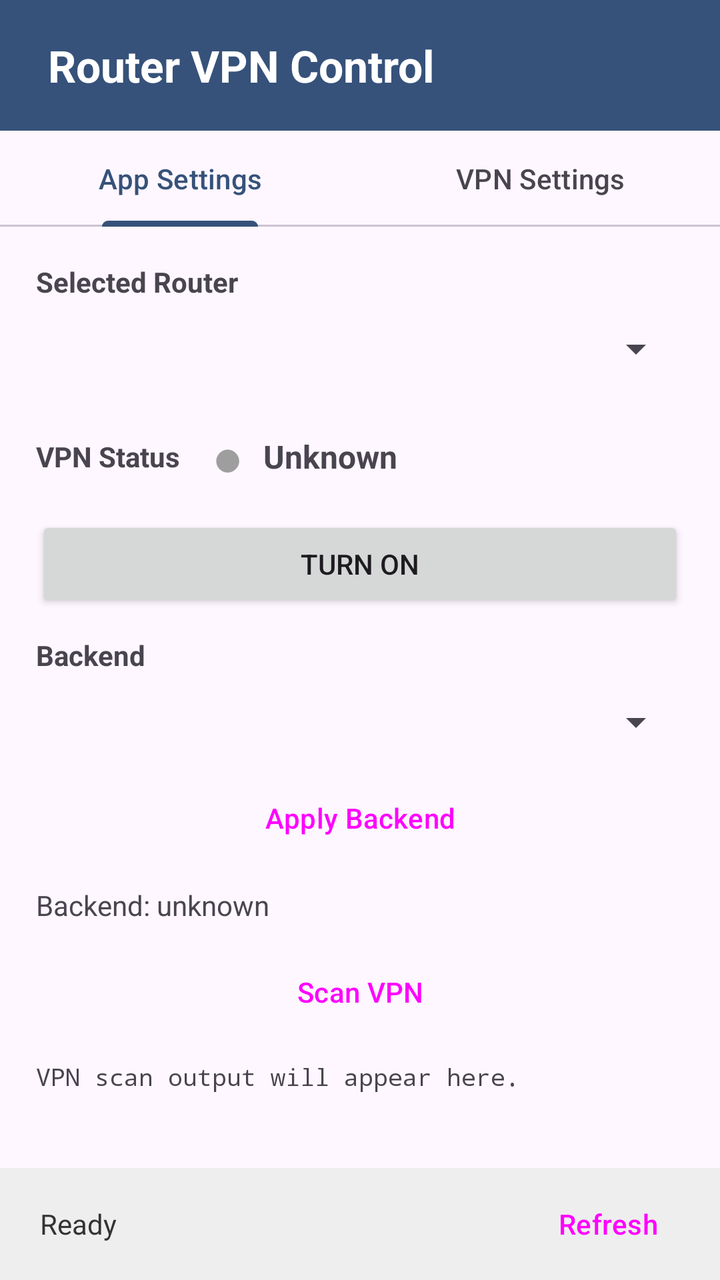
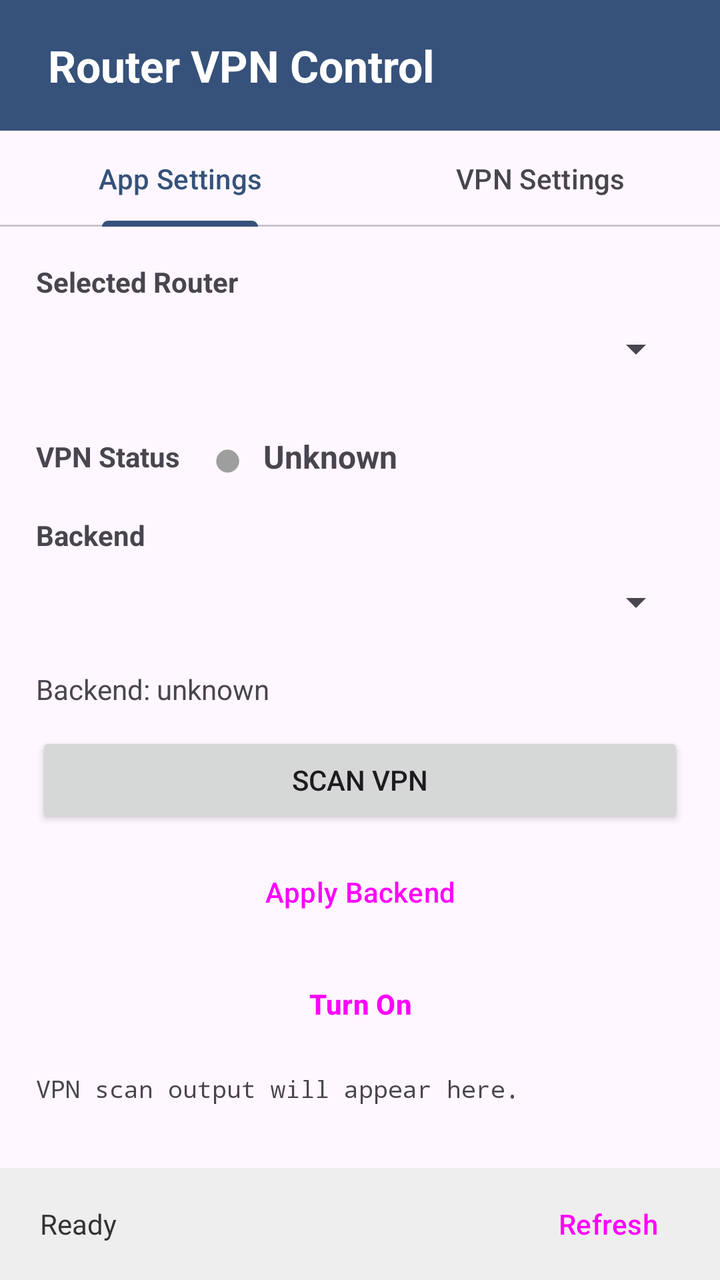

Screens rendered from an Android XML layout before and after an edit, with the pre-edit source and the edit as a unified diff.
<!-- AndroidManifest.xml: application theme Theme.RouterVpnControl -->
<!-- res/layout/activity_main.xml -->
<?xml version="1.0" encoding="utf-8"?>
<LinearLayout xmlns:android="http://schemas.android.com/apk/res/android"
    xmlns:app="http://schemas.android.com/apk/res-auto"
    android:layout_width="match_parent"
    android:layout_height="match_parent"
    android:orientation="vertical">

    <TextView
        android:id="@+id/headerTitle"
        android:layout_width="match_parent"
        android:layout_height="wrap_content"
        android:background="@color/header_blue"
        android:paddingStart="24dp"
        android:paddingEnd="24dp"
        android:paddingTop="18dp"
        android:paddingBottom="18dp"
        android:text="@string/app_name"
        android:textColor="#FFFFFF"
        android:textSize="22sp"
        android:textStyle="bold" />

    <com.google.android.material.tabs.TabLayout
        android:id="@+id/tabs"
        android:layout_width="match_parent"
        android:layout_height="wrap_content"
        app:tabGravity="fill"
        app:tabMode="fixed">

        <com.google.android.material.tabs.TabItem
            android:layout_width="wrap_content"
            android:layout_height="wrap_content"
            android:text="@string/tab_app_settings" />

        <com.google.android.material.tabs.TabItem
            android:layout_width="wrap_content"
            android:layout_height="wrap_content"
            android:text="@string/tab_vpn_settings" />
    </com.google.android.material.tabs.TabLayout>

    <FrameLayout
        android:layout_width="match_parent"
        android:layout_height="0dp"
        android:layout_weight="1">

        
        <ScrollView
            android:id="@+id/tabApp"
            android:layout_width="match_parent"
            android:layout_height="match_parent"
            android:fillViewport="true">

            <LinearLayout
                android:layout_width="match_parent"
                android:layout_height="wrap_content"
                android:orientation="vertical"
                android:padding="18dp">

                <TextView
                    android:layout_width="wrap_content"
                    android:layout_height="wrap_content"
                    android:text="@string/label_selected_router"
                    android:textStyle="bold" />

                <Spinner
                    android:id="@+id/appRouterSpinner"
                    android:layout_width="match_parent"
                    android:layout_height="48dp" />

                <LinearLayout
                    android:layout_width="match_parent"
                    android:layout_height="wrap_content"
                    android:layout_marginTop="12dp"
                    android:gravity="center_vertical"
                    android:orientation="horizontal">

                    <TextView
                        android:layout_width="wrap_content"
                        android:layout_height="wrap_content"
                        android:text="@string/label_vpn_status"
                        android:textStyle="bold" />

                    <TextView
                        android:id="@+id/statusDot"
                        android:layout_width="wrap_content"
                        android:layout_height="wrap_content"
                        android:layout_marginStart="16dp"
                        android:text="●"
                        android:textColor="@color/status_gray"
                        android:textSize="26sp" />

                    <TextView
                        android:id="@+id/statusText"
                        android:layout_width="wrap_content"
                        android:layout_height="wrap_content"
                        android:layout_marginStart="10dp"
                        android:text="@string/status_unknown"
                        android:textSize="16sp"
                        android:textStyle="bold" />
                </LinearLayout>

                <Button
                    android:id="@+id/toggleButton"
                    android:layout_width="match_parent"
                    android:layout_height="wrap_content"
                    android:layout_marginTop="12dp"
                    android:text="@string/btn_turn_on" />

                <TextView
                    android:layout_width="wrap_content"
                    android:layout_height="wrap_content"
                    android:layout_marginTop="12dp"
                    android:text="@string/label_backend"
                    android:textStyle="bold" />

                <Spinner
                    android:id="@+id/backendSpinner"
                    android:layout_width="match_parent"
                    android:layout_height="48dp" />

                <Button
                    android:id="@+id/applyBackendButton"
                    android:layout_width="match_parent"
                    android:layout_height="wrap_content"
                    style="@style/Widget.Material3.Button.TonalButton"
                    android:text="@string/btn_apply_backend" />

                <TextView
                    android:id="@+id/backendText"
                    android:layout_width="match_parent"
                    android:layout_height="wrap_content"
                    android:layout_marginTop="10dp"
                    android:text="@string/backend_unknown" />

                <Button
                    android:id="@+id/scanButton"
                    android:layout_width="match_parent"
                    android:layout_height="wrap_content"
                    style="@style/Widget.Material3.Button.TonalButton"
                    android:layout_marginTop="10dp"
                    android:text="@string/btn_scan_vpn" />

                <HorizontalScrollView
                    android:layout_width="match_parent"
                    android:layout_height="wrap_content"
                    android:layout_marginTop="10dp">

                    <TextView
                        android:id="@+id/scanOutput"
                        android:layout_width="wrap_content"
                        android:layout_height="wrap_content"
                        android:fontFamily="monospace"
                        android:text="@string/scan_placeholder"
                        android:textIsSelectable="true"
                        android:textSize="12sp" />
                </HorizontalScrollView>
            </LinearLayout>
        </ScrollView>

        
        <ScrollView
            android:id="@+id/tabVpn"
            android:layout_width="match_parent"
            android:layout_height="match_parent"
            android:fillViewport="true"
            android:visibility="gone">

            <LinearLayout
                android:layout_width="match_parent"
                android:layout_height="wrap_content"
                android:orientation="vertical"
                android:padding="18dp">

                <TextView
                    android:layout_width="wrap_content"
                    android:layout_height="wrap_content"
                    android:text="@string/hint_profile_name"
                    android:labelFor="@+id/settingsRouterSpinner"
                    android:textStyle="bold" />

                <Spinner
                    android:id="@+id/settingsRouterSpinner"
                    android:layout_width="match_parent"
                    android:layout_height="48dp" />

                <LinearLayout
                    android:layout_width="match_parent"
                    android:layout_height="wrap_content"
                    android:orientation="horizontal">

                    <Button
                        android:id="@+id/addRouterButton"
                        style="@style/Widget.Material3.Button.TonalButton"
                        android:layout_width="0dp"
                        android:layout_height="wrap_content"
                        android:layout_marginEnd="6dp"
                        android:layout_weight="1"
                        android:text="@string/btn_add_router" />

                    <Button
                        android:id="@+id/deleteRouterButton"
                        style="@style/Widget.Material3.Button.TonalButton"
                        android:layout_width="0dp"
                        android:layout_height="wrap_content"
                        android:layout_marginStart="6dp"
                        android:layout_weight="1"
                        android:text="@string/btn_delete_router" />
                </LinearLayout>

                <com.google.android.material.textfield.TextInputLayout
                    android:layout_width="match_parent"
                    android:layout_height="wrap_content"
                    android:layout_marginTop="10dp"
                    android:hint="@string/hint_profile_name">

                    <com.google.android.material.textfield.TextInputEditText
                        android:id="@+id/nameEdit"
                        android:layout_width="match_parent"
                        android:layout_height="wrap_content"
                        android:inputType="text" />
                </com.google.android.material.textfield.TextInputLayout>

                <com.google.android.material.textfield.TextInputLayout
                    android:layout_width="match_parent"
                    android:layout_height="wrap_content"
                    android:layout_marginTop="10dp"
                    android:hint="@string/hint_host">

                    <com.google.android.material.textfield.TextInputEditText
                        android:id="@+id/hostEdit"
                        android:layout_width="match_parent"
                        android:layout_height="wrap_content"
                        android:inputType="textUri" />
                </com.google.android.material.textfield.TextInputLayout>

                <com.google.android.material.textfield.TextInputLayout
                    android:layout_width="match_parent"
                    android:layout_height="wrap_content"
                    android:layout_marginTop="10dp"
                    android:hint="@string/hint_port">

                    <com.google.android.material.textfield.TextInputEditText
                        android:id="@+id/portEdit"
                        android:layout_width="match_parent"
                        android:layout_height="wrap_content"
                        android:inputType="number"
                        android:text="22" />
                </com.google.android.material.textfield.TextInputLayout>

                <com.google.android.material.textfield.TextInputLayout
                    android:layout_width="match_parent"
                    android:layout_height="wrap_content"
                    android:layout_marginTop="10dp"
                    android:hint="@string/hint_login">

                    <com.google.android.material.textfield.TextInputEditText
                        android:id="@+id/loginEdit"
                        android:layout_width="match_parent"
                        android:layout_height="wrap_content"
                        android:inputType="text" />
                </com.google.android.material.textfield.TextInputLayout>

                <com.google.android.material.textfield.TextInputLayout
                    android:layout_width="match_parent"
                    android:layout_height="wrap_content"
                    android:layout_marginTop="10dp"
                    android:hint="@string/hint_password"
                    app:endIconMode="password_toggle">

                    <com.google.android.material.textfield.TextInputEditText
                        android:id="@+id/passwordEdit"
                        android:layout_width="match_parent"
                        android:layout_height="wrap_content"
                        android:inputType="textPassword" />
                </com.google.android.material.textfield.TextInputLayout>

                <Button
                    android:id="@+id/saveSettingsButton"
                    android:layout_width="match_parent"
                    android:layout_height="wrap_content"
                    android:layout_marginTop="16dp"
                    android:text="@string/btn_save_settings" />
            </LinearLayout>
        </ScrollView>
    </FrameLayout>

    <LinearLayout
        android:layout_width="match_parent"
        android:layout_height="wrap_content"
        android:background="@color/footer_bg"
        android:gravity="center_vertical"
        android:orientation="horizontal"
        android:paddingStart="20dp"
        android:paddingEnd="12dp"
        android:paddingTop="4dp"
        android:paddingBottom="4dp">

        <TextView
            android:id="@+id/footerStatus"
            android:layout_width="0dp"
            android:layout_height="wrap_content"
            android:layout_weight="1"
            android:text="@string/footer_ready"
            android:textColor="#333333" />

        <Button
            android:id="@+id/refreshButton"
            style="@style/Widget.Material3.Button.TextButton"
            android:layout_width="wrap_content"
            android:layout_height="wrap_content"
            android:text="@string/btn_refresh" />
    </LinearLayout>
</LinearLayout>
<!-- resources referenced by this layout -->
<resources>
  <color name="footer_bg">#EEEEEE</color>
  <color name="header_blue">#36527A</color>
  <color name="status_gray">#9E9E9E</color>
  <string name="app_name">Router VPN Control</string>
  <string name="backend_unknown">Backend: unknown</string>
  <string name="btn_add_router">Add Router</string>
  <string name="btn_apply_backend">Apply Backend</string>
  <string name="btn_delete_router">Delete Router</string>
  <string name="btn_refresh">Refresh</string>
  <string name="btn_save_settings">Save Settings</string>
  <string name="btn_scan_vpn">Scan VPN</string>
  <string name="btn_turn_on">Turn On</string>
  <string name="footer_ready">Ready</string>
  <string name="hint_host">Local Server IP</string>
  <string name="hint_login">Login</string>
  <string name="hint_password">Password</string>
  <string name="hint_port">SSH Port</string>
  <string name="hint_profile_name">Profile Name</string>
  <string name="label_backend">Backend</string>
  <string name="label_selected_router">Selected Router</string>
  <string name="label_vpn_status">VPN Status</string>
  <string name="scan_placeholder">VPN scan output will appear here.</string>
  <string name="status_unknown">Unknown</string>
  <string name="tab_app_settings">App Settings</string>
  <string name="tab_vpn_settings">VPN Settings</string>
  <style name="Theme.RouterVpnControl" parent="Theme.Material3.DayNight.NoActionBar">
          <item name="colorPrimary">@color/header_blue</item>
          <item name="colorPrimaryContainer">@color/header_blue_light</item>
          <item name="android:statusBarColor">@color/header_blue</item>
      </style>
  <color name="header_blue_light">#4E76A2</color>
</resources>

<!-- the commit's change to res/layout/activity_main.xml (unified diff, before → after) -->
@@ -98,46 +98,48 @@
                         android:textStyle="bold" />
                 </LinearLayout>
 
+                <TextView
+                    android:layout_width="wrap_content"
+                    android:layout_height="wrap_content"
+                    android:layout_marginTop="12dp"
+                    android:text="@string/label_backend"
+                    android:textStyle="bold" />
+
+                <Spinner
+                    android:id="@+id/backendSpinner"
+                    android:layout_width="match_parent"
+                    android:layout_height="48dp" />
+
+                <TextView
+                    android:id="@+id/backendText"
+                    android:layout_width="match_parent"
+                    android:layout_height="wrap_content"
+                    android:layout_marginTop="10dp"
+                    android:text="@string/backend_unknown" />
+
+                <Button
+                    android:id="@+id/scanButton"
+                    android:layout_width="match_parent"
+                    android:layout_height="wrap_content"
+                    android:layout_marginTop="12dp"
+                    android:text="@string/btn_scan_vpn" />
+
+                <Button
+                    android:id="@+id/applyBackendButton"
+                    android:layout_width="match_parent"
+                    android:layout_height="wrap_content"
+                    style="@style/Widget.Material3.Button.TonalButton"
+                    android:layout_marginTop="8dp"
+                    android:text="@string/btn_apply_backend" />
+
                 <Button
                     android:id="@+id/toggleButton"
                     android:layout_width="match_parent"
                     android:layout_height="wrap_content"
-                    android:layout_marginTop="12dp"
-                    android:text="@string/btn_turn_on" />
-
-                <TextView
-                    android:layout_width="wrap_content"
-                    android:layout_height="wrap_content"
-                    android:layout_marginTop="12dp"
-                    android:text="@string/label_backend"
-                    android:textStyle="bold" />
-
-                <Spinner
-                    android:id="@+id/backendSpinner"
-                    android:layout_width="match_parent"
-                    android:layout_height="48dp" />
-
-                <Button
-                    android:id="@+id/applyBackendButton"
-                    android:layout_width="match_parent"
-                    android:layout_height="wrap_content"
                     style="@style/Widget.Material3.Button.TonalButton"
-                    android:text="@string/btn_apply_backend" />
-
-                <TextView
-                    android:id="@+id/backendText"
-                    android:layout_width="match_parent"
-                    android:layout_height="wrap_content"
-                    android:layout_marginTop="10dp"
-                    android:text="@string/backend_unknown" />
-
-                <Button
-                    android:id="@+id/scanButton"
-                    android:layout_width="match_parent"
-                    android:layout_height="wrap_content"
-                    style="@style/Widget.Material3.Button.TonalButton"
-                    android:layout_marginTop="10dp"
-                    android:text="@string/btn_scan_vpn" />
+                    android:layout_marginTop="8dp"
+                    android:text="@string/btn_turn_on"
+                    android:textStyle="bold" />
 
                 <HorizontalScrollView
                     android:layout_width="match_parent"
@@ -259,7 +261,22 @@
                         android:inputType="text" />
                 </com.google.android.material.textfield.TextInputLayout>
 
-                <com.google.android.material.textfield.TextInputLayout
+                <TextView
+                    android:layout_width="wrap_content"
+                    android:layout_height="wrap_content"
+                    android:layout_marginTop="12dp"
+                    android:labelFor="@+id/authMethodSpinner"
+                    android:text="@string/label_auth_method"
+                    android:textStyle="bold" />
+
+                <Spinner
+                    android:id="@+id/authMethodSpinner"
+                    android:layout_width="match_parent"
+                    android:layout_height="48dp"
+                    android:entries="@array/auth_method_entries" />
+
+                <com.google.android.material.textfield.TextInputLayout
+                    android:id="@+id/passwordLayout"
                     android:layout_width="match_parent"
                     android:layout_height="wrap_content"
                     android:layout_marginTop="10dp"
@@ -268,6 +285,56 @@
 
                     <com.google.android.material.textfield.TextInputEditText
                         android:id="@+id/passwordEdit"
+                        android:layout_width="match_parent"
+                        android:layout_height="wrap_content"
+                        android:inputType="textPassword" />
+                </com.google.android.material.textfield.TextInputLayout>
+
+                <LinearLayout
+                    android:id="@+id/privateKeySection"
+                    android:layout_width="match_parent"
+                    android:layout_height="wrap_content"
+                    android:orientation="vertical"
+                    android:visibility="gone">
+
+                    <com.google.android.material.textfield.TextInputLayout
+                        android:id="@+id/privateKeyLayout"
+                        android:layout_width="match_parent"
+                        android:layout_height="wrap_content"
+                        android:layout_marginTop="10dp"
+                        android:hint="@string/hint_private_key">
+
+                        <com.google.android.material.textfield.TextInputEditText
+                            android:id="@+id/privateKeyEdit"
+                            android:layout_width="match_parent"
+                            android:layout_height="wrap_content"
+                            android:gravity="top"
+                            android:inputType="textMultiLine|textNoSuggestions"
+                            android:minLines="5"
+                            android:overScrollMode="always"
+                            android:scrollbars="vertical" />
+                    </com.google.android.material.textfield.TextInputLayout>
+
+                    <Button
+                        android:id="@+id/importPrivateKeyButton"
+                        style="@style/Widget.Material3.Button.TonalButton"
+                        android:layout_width="match_parent"
+                        android:layout_height="wrap_content"
+                        android:layout_marginTop="8dp"
+                        android:text="@string/btn_import_private_key" />
+                </LinearLayout>
+
+                <com.google.android.material.textfield.TextInputLayout
+                    android:id="@+id/keyPassphraseLayout"
+                    android:layout_width="match_parent"
+                    android:layout_height="wrap_content"
+                    android:layout_marginTop="10dp"
+                    android:hint="@string/hint_key_passphrase"
+                    android:visibility="gone"
+                    app:endIconMode="password_toggle">
+
+                    <com.google.android.material.textfield.TextInputEditText
+                        android:id="@+id/keyPassphraseEdit"
                         android:layout_width="match_parent"
                         android:layout_height="wrap_content"
                         android:inputType="textPassword" />
<!-- resource entries referenced after the edit -->
@@ -1,5 +1,9 @@
 <!-- resources referenced by this layout -->
 <resources>
+  <string-array name="auth_method_entries">
+          <item>@string/auth_method_password</item>
+          <item>@string/auth_method_key</item>
+      </string-array>
   <color name="footer_bg">#EEEEEE</color>
   <color name="header_blue">#36527A</color>
   <color name="status_gray">#9E9E9E</color>
@@ -8,16 +12,20 @@
   <string name="btn_add_router">Add Router</string>
   <string name="btn_apply_backend">Apply Backend</string>
   <string name="btn_delete_router">Delete Router</string>
+  <string name="btn_import_private_key">Import Key File</string>
   <string name="btn_refresh">Refresh</string>
   <string name="btn_save_settings">Save Settings</string>
   <string name="btn_scan_vpn">Scan VPN</string>
   <string name="btn_turn_on">Turn On</string>
   <string name="footer_ready">Ready</string>
   <string name="hint_host">Local Server IP</string>
+  <string name="hint_key_passphrase">Key passphrase (optional)</string>
   <string name="hint_login">Login</string>
   <string name="hint_password">Password</string>
   <string name="hint_port">SSH Port</string>
+  <string name="hint_private_key">Private key (OpenSSH / PEM)</string>
   <string name="hint_profile_name">Profile Name</string>
+  <string name="label_auth_method">SSH Authentication</string>
   <string name="label_backend">Backend</string>
   <string name="label_selected_router">Selected Router</string>
   <string name="label_vpn_status">VPN Status</string>
@@ -30,6 +38,8 @@
           <item name="colorPrimaryContainer">@color/header_blue_light</item>
           <item name="android:statusBarColor">@color/header_blue</item>
       </style>
+  <string name="auth_method_password">Password</string>
+  <string name="auth_method_key">Private key</string>
   <color name="header_blue_light">#4E76A2</color>
 </resources>
 
